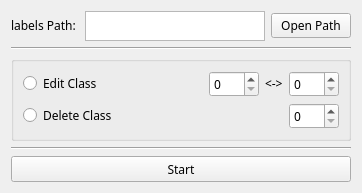
Before: the Qt Designer form convert_ui.ui in Oh-JongJin/Yolo_DatasetLableEditor, drawn with Qt 5.
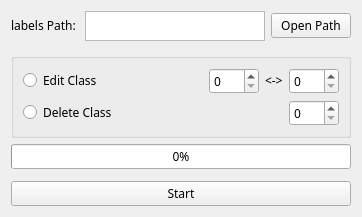
After: the same form once the commit is applied.

Commit message: Update README, Ui, source code, git ignore

Patch:
```diff
--- a/convert_ui.ui
+++ b/convert_ui.ui
@@ -7,7 +7,7 @@
     <x>0</x>
     <y>0</y>
     <width>362</width>
-    <height>193</height>
+    <height>206</height>
    </rect>
   </property>
   <property name="font">
@@ -217,6 +217,13 @@
      </layout>
     </widget>
    </item>
+   <item>
+    <widget class="QProgressBar" name="progressBar">
+     <property name="value">
+      <number>0</number>
+     </property>
+    </widget>
+   </item>
    <item>
     <widget class="Line" name="line_2">
      <property name="sizePolicy">
```
The commit also changes 4 other files.
